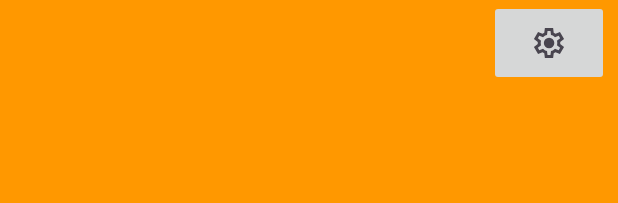
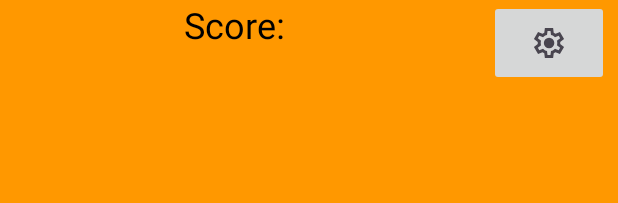
Before and after one commit to andre-mendes-99/Projeto-Mobile-AndreMendes-SteveVilas, an Android app: the layout activity_game_home.xml on its own in the app's theme, with its tools: preview values and no code run, on a phone screen of 412 x 824 dp. Shown: the top 203 px of the screen. Run offline under Robolectric (Android 15) with nearby library versions, the phone set to English and light mode, and no system bars.

Commit message:
score first try(To test)

```diff
--- a/Clicker_MobileApp/app/src/main/res/layout/activity_game_home.xml
+++ b/Clicker_MobileApp/app/src/main/res/layout/activity_game_home.xml
@@ -65,4 +65,27 @@
         app:layout_constraintTop_toTopOf="parent"
         app:srcCompat="@drawable/gear_settings" />
 
+    <TextView
+        android:id="@+id/textView9"
+        android:layout_width="wrap_content"
+        android:layout_height="wrap_content"
+        android:layout_marginEnd="100dp"
+        android:text="Score:"
+        android:textColor="#000000"
+        android:textSize="24sp"
+        app:layout_constraintEnd_toEndOf="parent"
+        app:layout_constraintStart_toStartOf="parent"
+        app:layout_constraintTop_toTopOf="parent" />
+
+    <TextView
+        android:id="@+id/score_game_home_textview"
+        android:layout_width="wrap_content"
+        android:layout_height="wrap_content"
+        android:layout_marginEnd="200dp"
+        android:textSize="24sp"
+        android:textStyle="bold"
+        app:layout_constraintEnd_toEndOf="parent"
+        app:layout_constraintStart_toEndOf="@+id/textView9"
+        app:layout_constraintTop_toTopOf="parent" />
+
 </androidx.constraintlayout.widget.ConstraintLayout>
```
Also changed, not shown: Clicker_MobileApp/app/src/main/java/pt/iade/andresteve/clicker/Game_Home_Activity.java (+19 -1 lines).
